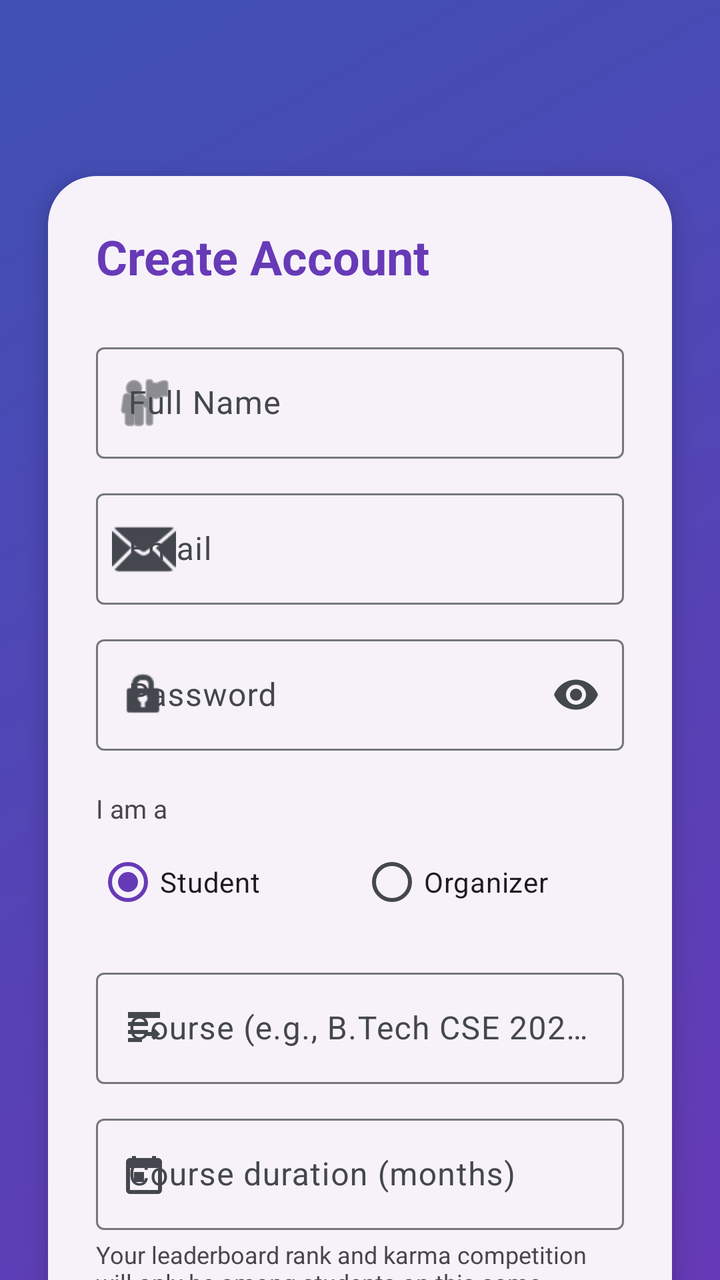
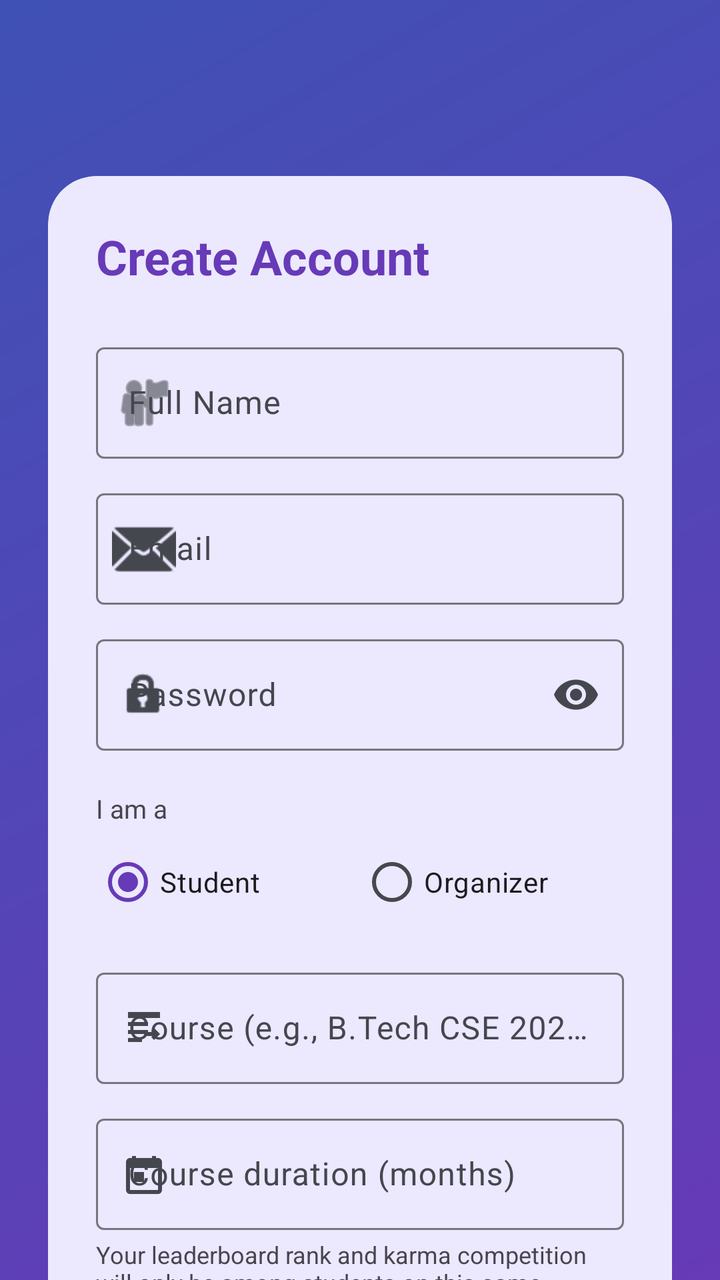

Compare the two renders of this Android layout. The source of the first and the diff that turns it into the second are given below.
<!-- AndroidManifest.xml: application theme Theme.CampusConnect -->
<!-- res/layout/activity_register.xml -->
<?xml version="1.0" encoding="utf-8"?>
<androidx.constraintlayout.widget.ConstraintLayout xmlns:android="http://schemas.android.com/apk/res/android"
    xmlns:app="http://schemas.android.com/apk/res-auto"
    android:layout_width="match_parent"
    android:layout_height="match_parent"
    android:background="@drawable/bg_gradient_main">

    <com.google.android.material.appbar.MaterialToolbar
        android:id="@+id/toolbar"
        android:layout_width="match_parent"
        android:layout_height="?attr/actionBarSize"
        app:titleTextColor="@color/white"
        app:navigationIconTint="@color/white"
        app:layout_constraintTop_toTopOf="parent" />

    <androidx.core.widget.NestedScrollView
        android:id="@+id/registerScroll"
        android:layout_width="match_parent"
        android:layout_height="0dp"
        android:fillViewport="true"
        app:layout_constraintTop_toBottomOf="@id/toolbar"
        app:layout_constraintBottom_toBottomOf="parent">

    <com.google.android.material.card.MaterialCardView
        android:layout_width="match_parent"
        android:layout_height="wrap_content"
        android:layout_margin="24dp"
        app:cardCornerRadius="24dp"
        app:cardElevation="8dp">

        <LinearLayout
            android:layout_width="match_parent"
            android:layout_height="wrap_content"
            android:orientation="vertical"
            android:padding="24dp">

            <TextView
                android:id="@+id/title"
                android:layout_width="wrap_content"
                android:layout_height="wrap_content"
                android:text="@string/create_account"
                android:textColor="?attr/colorPrimary"
                android:textSize="24sp"
                android:textStyle="bold" />

            <com.google.android.material.textfield.TextInputLayout
                android:id="@+id/nameLayout"
                style="@style/Widget.Material3.TextInputLayout.OutlinedBox"
                android:layout_width="match_parent"
                android:layout_height="wrap_content"
                android:layout_marginTop="24dp"
                android:hint="@string/full_name"
                app:startIconDrawable="@android:drawable/ic_menu_myplaces">

                <com.google.android.material.textfield.TextInputEditText
                    android:id="@+id/nameEditText"
                    android:layout_width="match_parent"
                    android:layout_height="wrap_content"
                    android:inputType="textPersonName" />
            </com.google.android.material.textfield.TextInputLayout>

            <com.google.android.material.textfield.TextInputLayout
                android:id="@+id/emailLayout"
                style="@style/Widget.Material3.TextInputLayout.OutlinedBox"
                android:layout_width="match_parent"
                android:layout_height="wrap_content"
                android:layout_marginTop="12dp"
                android:hint="@string/email"
                app:startIconDrawable="@android:drawable/ic_dialog_email">

                <com.google.android.material.textfield.TextInputEditText
                    android:id="@+id/emailEditText"
                    android:layout_width="match_parent"
                    android:layout_height="wrap_content"
                    android:inputType="textEmailAddress" />
            </com.google.android.material.textfield.TextInputLayout>

            <com.google.android.material.textfield.TextInputLayout
                android:id="@+id/passwordLayout"
                style="@style/Widget.Material3.TextInputLayout.OutlinedBox"
                android:layout_width="match_parent"
                android:layout_height="wrap_content"
                android:layout_marginTop="12dp"
                android:hint="@string/password"
                app:endIconMode="password_toggle"
                app:startIconDrawable="@android:drawable/ic_lock_idle_lock">

                <com.google.android.material.textfield.TextInputEditText
                    android:id="@+id/passwordEditText"
                    android:layout_width="match_parent"
                    android:layout_height="wrap_content"
                    android:inputType="textPassword" />
            </com.google.android.material.textfield.TextInputLayout>

            <TextView
                android:id="@+id/roleLabel"
                android:layout_width="wrap_content"
                android:layout_height="wrap_content"
                android:layout_marginTop="20dp"
                android:text="@string/i_am_a"
                android:textColor="?android:attr/textColorSecondary"
                android:textSize="13sp" />

            <RadioGroup
                android:id="@+id/roleRadioGroup"
                android:layout_width="match_parent"
                android:layout_height="wrap_content"
                android:layout_marginTop="4dp"
                android:orientation="horizontal">

                <RadioButton
                    android:id="@+id/roleStudentRadio"
                    android:layout_width="0dp"
                    android:layout_height="wrap_content"
                    android:layout_weight="1"
                    android:checked="true"
                    android:text="@string/role_student" />

                <RadioButton
                    android:id="@+id/roleOrganizerRadio"
                    android:layout_width="0dp"
                    android:layout_height="wrap_content"
                    android:layout_weight="1"
                    android:text="@string/role_organizer" />
            </RadioGroup>

            <com.google.android.material.textfield.TextInputLayout
                android:id="@+id/inviteCodeLayout"
                style="@style/Widget.Material3.TextInputLayout.OutlinedBox"
                android:layout_width="match_parent"
                android:layout_height="wrap_content"
                android:layout_marginTop="16dp"
                android:hint="@string/organizer_invite_code"
                android:visibility="gone">

                <com.google.android.material.textfield.TextInputEditText
                    android:id="@+id/inviteCodeEditText"
                    android:layout_width="match_parent"
                    android:layout_height="wrap_content"
                    android:inputType="textPassword" />
            </com.google.android.material.textfield.TextInputLayout>

            <LinearLayout
                android:id="@+id/courseSection"
                android:layout_width="match_parent"
                android:layout_height="wrap_content"
                android:orientation="vertical">

                <com.google.android.material.textfield.TextInputLayout
                    android:id="@+id/courseLayout"
                    style="@style/Widget.Material3.TextInputLayout.OutlinedBox"
                    android:layout_width="match_parent"
                    android:layout_height="wrap_content"
                    android:layout_marginTop="16dp"
                    android:hint="@string/course_name_hint"
                    app:startIconDrawable="@drawable/ic_nav_events_list">

                    <com.google.android.material.textfield.TextInputEditText
                        android:id="@+id/courseEditText"
                        android:layout_width="match_parent"
                        android:layout_height="wrap_content"
                        android:inputType="textCapWords" />
                </com.google.android.material.textfield.TextInputLayout>

                <com.google.android.material.textfield.TextInputLayout
                    android:id="@+id/courseDurationLayout"
                    style="@style/Widget.Material3.TextInputLayout.OutlinedBox"
                    android:layout_width="match_parent"
                    android:layout_height="wrap_content"
                    android:layout_marginTop="12dp"
                    android:hint="@string/course_duration_hint"
                    app:startIconDrawable="@drawable/ic_nav_calendar">

                    <com.google.android.material.textfield.TextInputEditText
                        android:id="@+id/courseDurationEditText"
                        android:layout_width="match_parent"
                        android:layout_height="wrap_content"
                        android:inputType="number" />
                </com.google.android.material.textfield.TextInputLayout>

                <TextView
                    android:layout_width="match_parent"
                    android:layout_height="wrap_content"
                    android:layout_marginTop="4dp"
                    android:text="@string/course_scope_hint"
                    android:textSize="12sp"
                    android:textColor="?android:attr/textColorSecondary" />

            </LinearLayout>

            <Button
                android:id="@+id/registerButton"
                android:layout_width="match_parent"
                android:layout_height="56dp"
                android:layout_marginTop="32dp"
                android:text="@string/register"
                app:cornerRadius="12dp" />

            <TextView
                android:id="@+id/loginTextView"
                android:layout_width="wrap_content"
                android:layout_height="wrap_content"
                android:layout_gravity="center"
                android:layout_marginTop="16dp"
                android:text="@string/already_have_account"
                android:textColor="?android:attr/textColorSecondary" />

        </LinearLayout>
    </com.google.android.material.card.MaterialCardView>

    </androidx.core.widget.NestedScrollView>

</androidx.constraintlayout.widget.ConstraintLayout>
<!-- resources referenced by this layout -->
<resources>
  <color name="white">#FFFFFF</color>
  <string name="already_have_account">Already have an account? Login</string>
  <string name="course_duration_hint">Course duration (months)</string>
  <string name="course_name_hint">Course (e.g., B.Tech CSE 2026)</string>
  <string name="course_scope_hint">Your leaderboard rank and karma competition will only be among students on this same course.</string>
  <string name="create_account">Create Account</string>
  <string name="email">Email</string>
  <string name="full_name">Full Name</string>
  <string name="i_am_a">I am a</string>
  <string name="organizer_invite_code">Organizer invite code</string>
  <string name="password">Password</string>
  <string name="register">Register</string>
  <string name="role_organizer">Organizer</string>
  <string name="role_student">Student</string>
  <style name="Theme.CampusConnect" parent="Base.Theme.CampusConnect" />
  <color name="gradient_end">#3F51B5</color>
  <color name="gradient_start">#673AB7</color>
  <style name="Base.Theme.CampusConnect" parent="Theme.Material3.DayNight.NoActionBar">
          
          <item name="colorPrimary">@color/primary</item>
          <item name="colorOnPrimary">@color/on_primary</item>
          <item name="colorSecondary">@color/secondary</item>
          <item name="colorOnSecondary">@color/on_secondary</item>
          <item name="colorTertiary">@color/tertiary</item>
          <item name="colorOnTertiary">@color/on_tertiary</item>
          <item name="android:windowBackground">@color/background</item>
          <item name="colorSurface">@color/surface</item>
          <item name="colorOnSurface">@color/on_surface</item>
  
          <item name="colorSurfaceVariant">@color/surface_variant</item>
          <item name="colorOnSurfaceVariant">@color/on_surface_variant</item>
          <item name="colorError">@color/error</item>
          <item name="colorOnError">@color/on_error</item>
          <item name="colorOutline">@color/outline</item>
          <item name="colorOutlineVariant">@color/outline_variant</item>
          <item name="android:statusBarColor">@color/primary</item>
  
          
          <item name="materialCardViewStyle">@style/Widget.CampusConnect.Card</item>
      </style>
  <color name="primary">#673AB7</color>
  <color name="on_primary">#FFFFFF</color>
  <color name="secondary">#009688</color>
  <color name="on_secondary">#FFFFFF</color>
  <color name="tertiary">#FFC107</color>
  <color name="on_tertiary">#000000</color>
  <color name="background">#F6F7FB</color>
  <color name="surface">#FFFFFF</color>
  <color name="on_surface">#1A1C1E</color>
  <color name="surface_variant">#E1E2EC</color>
  <color name="on_surface_variant">#44474E</color>
  <color name="error">#B3261E</color>
  <color name="on_error">#FFFFFF</color>
  <color name="outline">#74777F</color>
  <color name="outline_variant">#C4C6D0</color>
  <style name="Widget.CampusConnect.Card" parent="Widget.Material3.CardView.Elevated">
          <item name="cardCornerRadius">16dp</item>
          <item name="cardElevation">2dp</item>
          <item name="strokeWidth">0dp</item>
      </style>
  <!-- unchanged entries left out for length: 3 -->
</resources>

<!-- the commit's change to res/layout/activity_register.xml (unified diff, before → after) -->
@@ -6,6 +6,7 @@
     android:background="@drawable/bg_gradient_main">
 
     <com.google.android.material.appbar.MaterialToolbar
+        android:theme="@style/ThemeOverlay.CampusConnect.Toolbar"
         android:id="@+id/toolbar"
         android:layout_width="match_parent"
         android:layout_height="?attr/actionBarSize"
@@ -26,7 +27,7 @@
         android:layout_height="wrap_content"
         android:layout_margin="24dp"
         app:cardCornerRadius="24dp"
-        app:cardElevation="8dp">
+        app:cardElevation="0dp">
 
         <LinearLayout
             android:layout_width="match_parent"
<!-- resource entries referenced after the edit -->
@@ -14,6 +14,9 @@
   <string name="register">Register</string>
   <string name="role_organizer">Organizer</string>
   <string name="role_student">Student</string>
+  <style name="ThemeOverlay.CampusConnect.Toolbar" parent="">
+          <item name="colorControlNormal">?attr/colorOnPrimary</item>
+      </style>
   <style name="Theme.CampusConnect" parent="Base.Theme.CampusConnect" />
   <color name="gradient_end">#3F51B5</color>
   <color name="gradient_start">#673AB7</color>
@@ -39,6 +42,7 @@
   
           
           <item name="materialCardViewStyle">@style/Widget.CampusConnect.Card</item>
+          <item name="toolbarStyle">@style/Widget.CampusConnect.Toolbar</item>
       </style>
   <color name="primary">#673AB7</color>
   <color name="on_primary">#FFFFFF</color>
@@ -46,7 +50,7 @@
   <color name="on_secondary">#FFFFFF</color>
   <color name="tertiary">#FFC107</color>
   <color name="on_tertiary">#000000</color>
-  <color name="background">#F6F7FB</color>
+  <color name="background">#CDE8FA</color>
   <color name="surface">#FFFFFF</color>
   <color name="on_surface">#1A1C1E</color>
   <color name="surface_variant">#E1E2EC</color>
@@ -56,10 +60,17 @@
   <color name="outline">#74777F</color>
   <color name="outline_variant">#C4C6D0</color>
   <style name="Widget.CampusConnect.Card" parent="Widget.Material3.CardView.Elevated">
-          <item name="cardCornerRadius">16dp</item>
-          <item name="cardElevation">2dp</item>
+          
+          <item name="cardBackgroundColor">@color/tile_bg</item>
+          <item name="cardCornerRadius">18dp</item>
+          <item name="cardElevation">0dp</item>
           <item name="strokeWidth">0dp</item>
       </style>
+  <style name="Widget.CampusConnect.Toolbar" parent="Widget.Material3.Toolbar">
+          <item name="navigationIconTint">?attr/colorOnPrimary</item>
+          <item name="android:theme">@style/ThemeOverlay.CampusConnect.Toolbar</item>
+      </style>
+  <color name="tile_bg">#ECE8FE</color>
   <!-- unchanged entries left out for length: 3 -->
 </resources>
 
